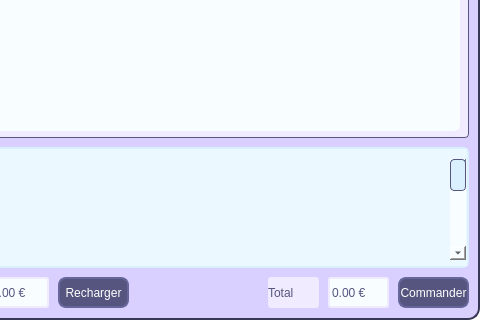
Old version of the form mainwindow.ui in the repository GD-Github/R-U-Hungry-; both pictures show x 82 to 562 and y 313 to 633 of the 562 by 633 pixel window.
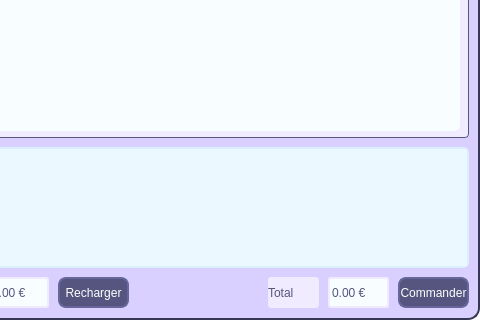
New version of the form. Icons and pictures are not drawn.

```diff
--- a/mainwindow.ui
+++ b/mainwindow.ui
@@ -756,19 +756,6 @@
        <height>117</height>
       </rect>
      </property>
-     <widget class="QScrollBar" name="verticalScrollBar">
-      <property name="geometry">
-       <rect>
-        <x>520</x>
-        <y>10</y>
-        <width>16</width>
-        <height>101</height>
-       </rect>
-      </property>
-      <property name="orientation">
-       <enum>Qt::Vertical</enum>
-      </property>
-     </widget>
     </widget>
    </widget>
    <widget class="QPushButton" name="sortBtn">
```
Left out of the diff: 2 changed lines with no effect on the pictures.
